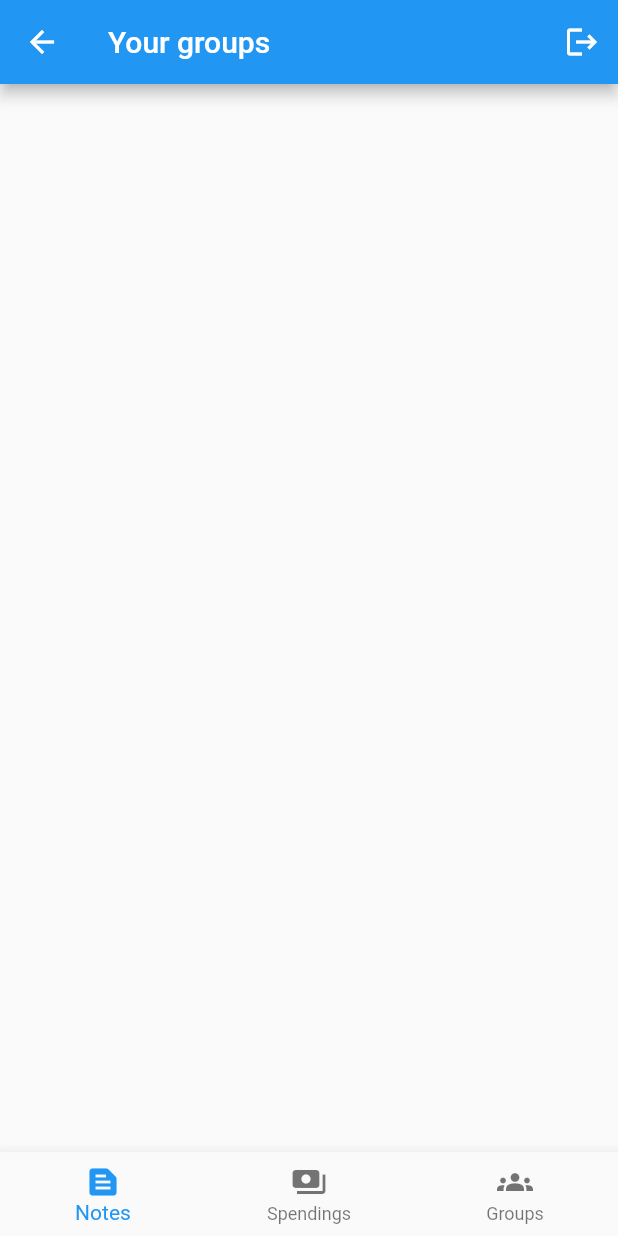
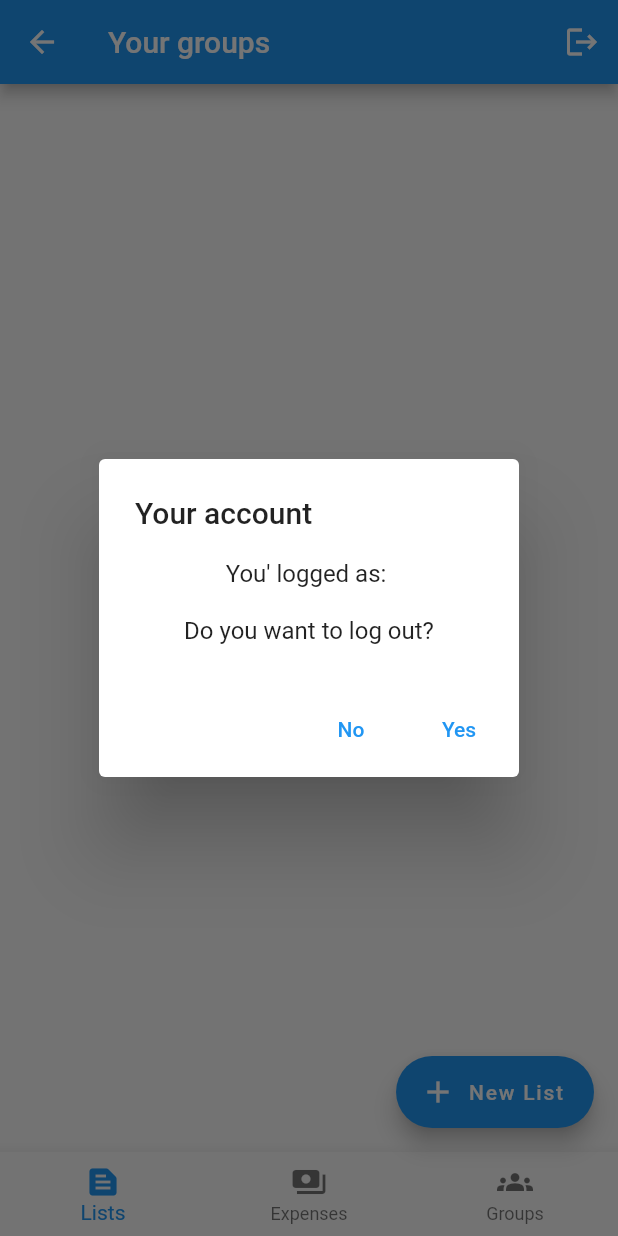
Before and after one commit to msjtw/listSplit, a Flutter app: the SocialView screen opened directly with empty values, after a tap on the "logout" icon, on a phone screen of 412 x 824 dp. Run offline on Flutter 3.47's test engine with Material 2 defaults, Android fonts, the phone set to English and light mode, and no system bars; our stand-ins replace cloud_firestore, firebase_auth, firebase_core, flutter_riverpod, objectbox; accounts and stored records are empty; generated files the repository leaves out were written again.

```diff
--- /dev/null
+++ b/lib/providers/firestore_provider.dart
@@ -0,0 +1,11 @@
+import 'package:cloud_firestore/cloud_firestore.dart';
+import 'package:flutter_riverpod/flutter_riverpod.dart';
+import 'package:list_split/services/firebase/firestore.dart';
+
+final firestoreProvider = Provider<FirestoreDB>((ref) {
+  return FirestoreDB(FirebaseFirestore.instance);
+});
+
+final groupsProvider = StreamProvider<QuerySnapshot>((ref) {
+  return ref.read(firestoreProvider).allGroups;
+});
--- a/lib/providers/shoppinglistprovider.dart
+++ b/lib/providers/shoppinglistprovider.dart
@@ -1,7 +1,7 @@
 import 'package:flutter_riverpod/flutter_riverpod.dart';
 
 import '../main.dart';
-import '../services/models.dart';
+import '../services/models/objectbox_models.dart';
 
 class ShoppingListsNotifier extends Notifier<List<ShoppingList>> {
   @override
--- a/lib/services/bnb.dart
+++ b/lib/services/bnb.dart
@@ -25,11 +25,11 @@ class _BNBState extends ConsumerState<BNB> {
       items: const <BottomNavigationBarItem>[
         BottomNavigationBarItem(
           icon: Icon(Icons.text_snippet),
-          label: 'Notes',
+          label: 'Lists',
         ),
         BottomNavigationBarItem(
           icon: Icon(Icons.payments),
-          label: 'Spendings',
+          label: 'Expenses',
         ),
         BottomNavigationBarItem(
           icon: Icon(Icons.groups),
--- /dev/null
+++ b/lib/services/models/firestore_models.dart
@@ -0,0 +1,5 @@
+class Group {
+  String uid;
+  String name;
+  Group(this.uid, this.name);
+}
--- a/lib/services/save/objectbox.dart
+++ b/lib/services/save/objectbox.dart
@@ -1,4 +1,4 @@
-import '../models.dart';
+import '../models/objectbox_models.dart';
 import '../save/objectbox.g.dart'; // created by `flutter pub run build_runner build`
 
 class ObjectBox {
--- a/lib/views/alllistview.dart
+++ b/lib/views/alllistview.dart
@@ -3,7 +3,7 @@ import 'package:flutter_riverpod/flutter_riverpod.dart';
 
 import '../providers/shoppinglistprovider.dart';
 import '../services/bnb.dart';
-import '../services/models.dart';
+import '../services/models/objectbox_models.dart';
 import '../services/you_sure_prompt.dart';
 import 'shoppinglistview.dart';
 
--- a/lib/views/shoppinglistview.dart
+++ b/lib/views/shoppinglistview.dart
@@ -3,7 +3,7 @@ import 'package:flutter_riverpod/flutter_riverpod.dart';
 
 import '../providers/shoppinglistprovider.dart';
 import '../services/datestring.dart';
-import '../services/models.dart';
+import '../services/models/objectbox_models.dart';
 import '../services/you_sure_prompt.dart';
 import 'shoppingview.dart';
 
--- a/lib/views/shoppingview.dart
+++ b/lib/views/shoppingview.dart
@@ -4,7 +4,7 @@ import 'package:flutter_riverpod/flutter_riverpod.dart';
 
 import '../providers/shoppinglistprovider.dart';
 import '../services/correctcost.dart';
-import '../services/models.dart';
+import '../services/models/objectbox_models.dart';
 
 class ShoppingView extends StatefulWidget {
   final PastShopping pastShopping;
--- a/lib/views/socialview.dart
+++ b/lib/views/socialview.dart
@@ -2,8 +2,8 @@ import 'package:firebase_auth/firebase_auth.dart';
 import 'package:flutter/material.dart';
 import 'package:flutter_riverpod/flutter_riverpod.dart';
 import 'package:list_split/providers/authprovider.dart';
+import 'package:list_split/providers/firestore_provider.dart';
 import 'package:list_split/views/auth_views/login_view.dart';
-import 'package:list_split/views/splash_view.dart';
 
 import '../services/bnb.dart';
 
@@ -20,7 +20,9 @@ class AuthStateCheck extends ConsumerWidget {
         return const LoginView();
       },
       error: (error, stackTrace) => const LoginView(),
-      loading: () => const SplashView(),
+      loading: () => const Center(
+        child: CircularProgressIndicator(),
+      ),
     );
   }
 }
@@ -37,18 +39,65 @@ class SocialView extends ConsumerStatefulWidget {
 class _SocialViewState extends ConsumerState<SocialView> {
   @override
   Widget build(BuildContext context) {
+    final groupList = ref.watch(groupsProvider);
+
     return Scaffold(
       appBar: AppBar(
         title: const Text('Your groups'),
         actions: [
           IconButton(
-                onPressed: () => ref.read(firebaseAuthProvider).signOut(),
+              onPressed: () => showDialog<bool>(
+                    context: context,
+                    builder: (BuildContext context) => AlertDialog(
+                      title: const Text('Your account'),
+                      content: Column(
+                        mainAxisSize: MainAxisSize.min,
+                        children: [
+                          Text("You' logged as: \n${widget.user.email}"),
+                          const Text("Do you want to log out?"),
+                        ],
+                      ),
+                      actions: <Widget>[
+                        TextButton(
+                          onPressed: () => Navigator.pop(context, false),
+                          child: const Text('No'),
+                        ),
+                        TextButton(
+                          onPressed: () => Navigator.pop(context, true),
+                          child: const Text('Yes'),
+                        ),
+                      ],
+                    ),
+                  ).then((res) {
+                    if (res == true) {
+                      ref.read(firebaseAuthProvider).signOut();
+                    }
+                  }),
               icon: const Icon(Icons.logout))
         ],
       ),
       bottomNavigationBar: const BNB(),
-        body: Center(
-          child: Text(widget.user.uid),
-        ));
+      floatingActionButton: FloatingActionButton.extended(
+        onPressed: () =>
+            ref.read(firestoreProvider).addNewGroup(widget.user.uid),
+        label: const Text('New List'),
+        icon: const Icon(Icons.add),
+      ),
+      body: groupList.when(
+        data: (data) {
+          return ListView.builder(
+              itemCount: data.docs.length,
+              itemBuilder: (BuildContext context, int index) {
+                return Text('${data.docs[index].id}');
+              });
+        },
+        error: (error, stackTrace) => const Center(
+          child: Text('Uh oh. Something went wrong!'),
+        ),
+        loading: () => const Center(
+          child: CircularProgressIndicator(),
+        ),
+      ),
+    );
   }
 }
--- a/pubspec.yaml
+++ b/pubspec.yaml
@@ -21,6 +21,7 @@ dependencies:
   intl: ^0.18.1
   firebase_core: ^2.13.1
   firebase_auth: ^4.10.0
+  cloud_firestore: ^4.9.2
 
 
 dev_dependencies:
```
Also changed, not shown: lib/services/firebase/firestore.dart (added, +68 -0 lines), lib/views/splash_view.dart (deleted, +0 -14 lines), lib/services/models/objectbox_models.dart (renamed from lib/services/models.dart), lib/services/save/objectbox.g.dart, pubspec.lock, 1 other file. Lines whose indentation alone changed are shown as unchanged.
